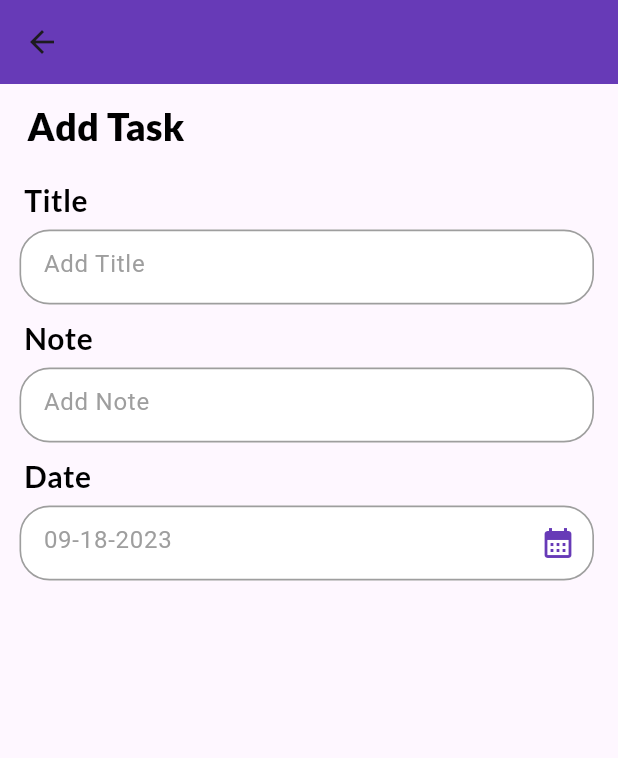
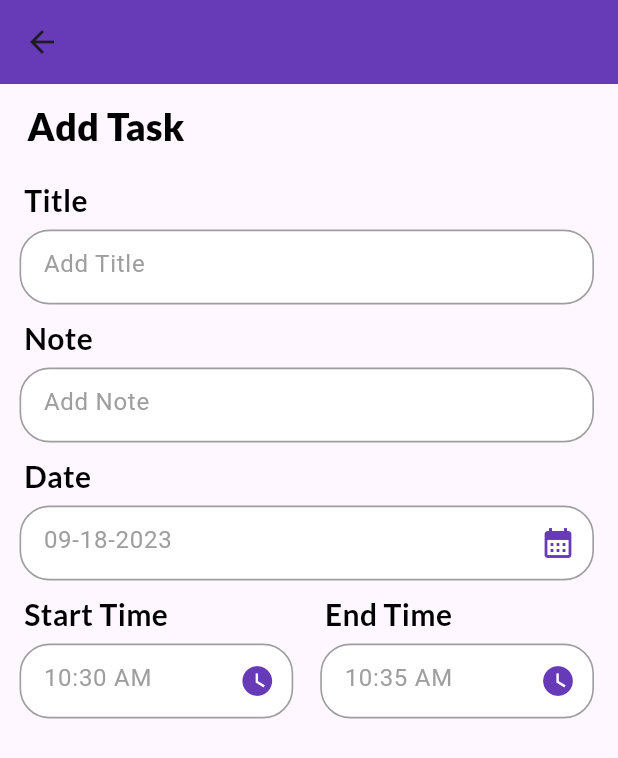
Before and after one commit to hazem324/todo, a Flutter app: the AddTaskPage screen opened by its route, on a phone screen of 412 x 824 dp. Shown: the top 758 px of the screen. Run offline on Flutter 3.47's test engine with Material 2 defaults, Android fonts, the phone set to English and light mode, and no system bars; our stand-ins replace date_picker_timeline, google_fonts.

Commit message:
select time

```diff
--- a/lib/screen.dart/add_task.dart
+++ b/lib/screen.dart/add_task.dart
@@ -12,6 +12,10 @@ class AddTaskPageState extends State<AddTaskPage> {
   final titleController = TextEditingController();
   final noteController = TextEditingController();
   DateTime selectedDate = DateTime.now();
+  String startTime = DateFormat("hh:mm a").format(DateTime.now()).toString();
+  String endTime = DateFormat("hh:mm a")
+      .format(DateTime.now().add(const Duration(minutes: 5)))
+      .toString();
 
   @override
   Widget build(BuildContext context) {
@@ -59,11 +63,51 @@ class AddTaskPageState extends State<AddTaskPage> {
                   onPressed: () {
                     takeDateFromUser();
                   },
-                  icon: Icon(
+                  icon: const Icon(
                     Icons.calendar_month,
                     color: Colors.deepPurple,
                   ),
                 )),
+            Row(
+              children: [
+                // start time
+                Expanded(
+                  child: MyTextField(
+                    title: "Start Time",
+                    hintText: startTime,
+                    widget: IconButton(
+                      onPressed: () {
+                        getTimeFromUser(isStartTime: true);
+                      },
+                      icon: const Icon(
+                        Icons.watch_later,
+                        color: Colors.deepPurple,
+                      ),
+                    ),
+                  ),
+                ),
+                const SizedBox(
+                  width: 5,
+                ),
+
+                // end time
+                Expanded(
+                  child: MyTextField(
+                    title: "End Time",
+                    hintText: endTime,
+                    widget: IconButton(
+                      onPressed: () {
+                       getTimeFromUser(isStartTime: false);
+                      },
+                      icon: const Icon(
+                        Icons.watch_later,
+                        color: Colors.deepPurple,
+                      ),
+                    ),
+                  ),
+                ),
+              ],
+            )
           ]),
         ),
       )),
@@ -86,7 +130,8 @@ class AddTaskPageState extends State<AddTaskPage> {
 
   Future<void> takeDateFromUser() async {
     DateTime currentDate = DateTime.now();
-  DateTime twoYearsFromNow = currentDate.add(Duration(days: 730));
+    DateTime twoYearsFromNow = currentDate.add(Duration(days: 730));
+
     DateTime? pickedDateFirst = await showDatePicker(
       context: context,
       initialDate: selectedDate,
@@ -101,4 +146,32 @@ class AddTaskPageState extends State<AddTaskPage> {
       print("first date is $selectedDate");
     }
   }
+
+
+
+  getTimeFromUser({required bool isStartTime})async {
+    var pickedTime = await _showTimePicker();
+    String formatedTime = pickedTime.format(context);
+    if (pickedTime == null) {
+      print("canceld time");
+    } else if (isStartTime == true) {
+      setState(() {
+        startTime = formatedTime;
+      });
+    } else if (isStartTime == false) {
+      setState(() {
+        endTime = formatedTime;
+      });
+    }
+  }
+
+  _showTimePicker() {
+    return showTimePicker(
+      context: context,
+      initialTime: TimeOfDay(hour: int.parse(startTime.split(":")[0]),
+      minute: int.parse(startTime.split(":")[1].split(" ")[0])
+      ),
+      initialEntryMode: TimePickerEntryMode.input,
+    );
+  }
 }
```
